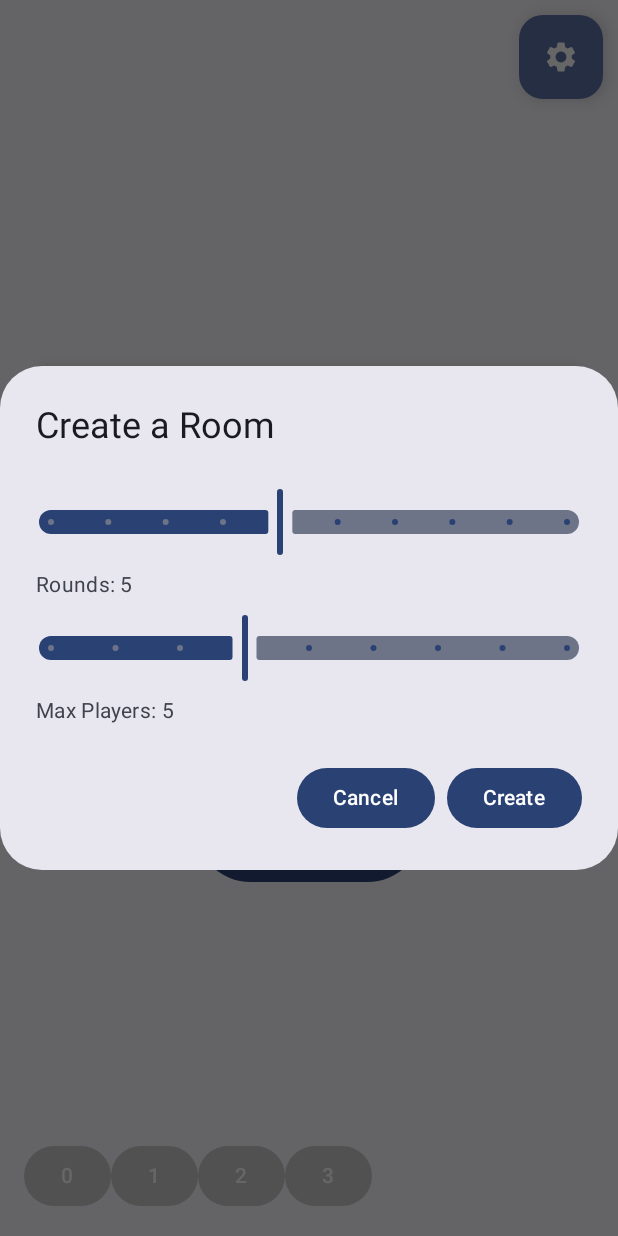
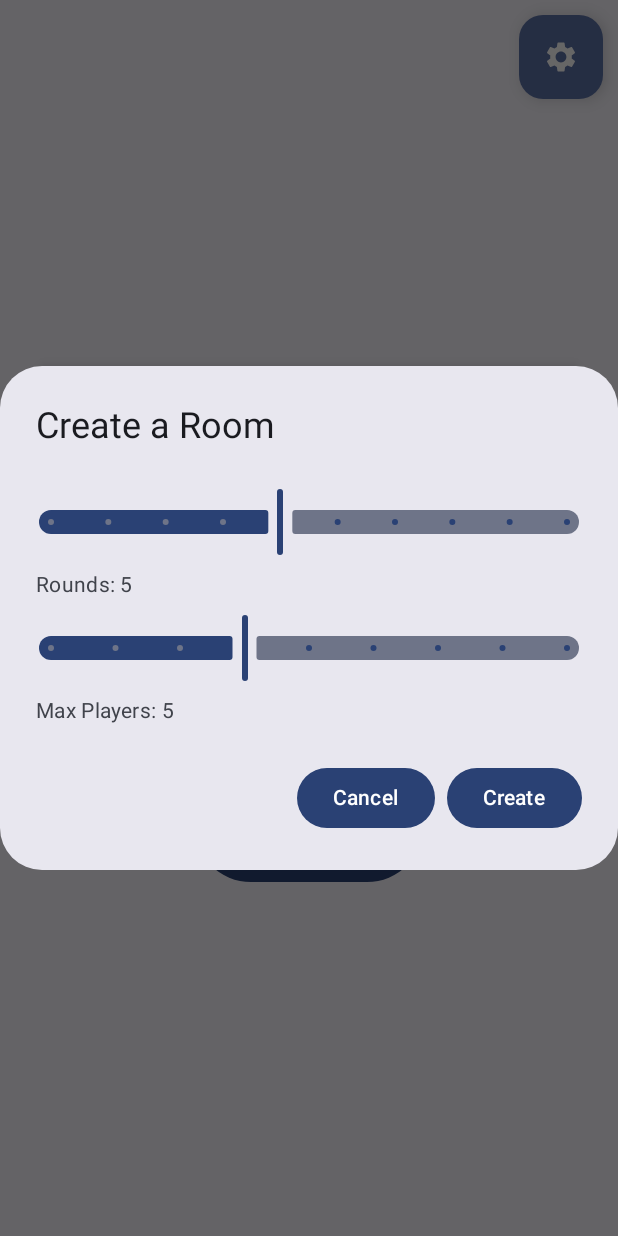
Before and after one commit to eccae/GroupChatTuringTest, an Android app built with Jetpack Compose: the screen it shows after launch (MainActivity), after a tap on "Create room", on a phone screen of 412 x 824 dp. Run offline under Robolectric (Android 15) with nearby library versions, the phone set to English and light mode, and no system bars; 1 other tap on this screen came first.

Commit message:
clean up - commented code

```diff
--- a/app/src/main/java/com/adrians/groupchatturing/MainActivity.kt
+++ b/app/src/main/java/com/adrians/groupchatturing/MainActivity.kt
@@ -65,7 +65,7 @@ class MainActivity : ComponentActivity() {
 fun MainView(mainViewModel: MainViewModel) {
     val state by mainViewModel.uiState.collectAsState()
 
-    val isDebugOn = true
+    val isDebugOn = false
     var isDebugViewsOn by remember { mutableStateOf(false) }
 
     when (state) {
@@ -115,7 +115,7 @@ fun MainView(mainViewModel: MainViewModel) {
             ) {
                 repeat(4) { index ->
                     Button(
-                        onClick = { mainViewModel.DEBUG_force_view(index) },
+                        onClick = { mainViewModel.debugForceView(index) },
                         shape = RoundedCornerShape(50),
                         colors = ButtonDefaults.buttonColors(containerColor = Color.LightGray)
                     ) {
--- a/app/src/main/java/com/adrians/groupchatturing/MenuComposables.kt
+++ b/app/src/main/java/com/adrians/groupchatturing/MenuComposables.kt
@@ -3,7 +3,6 @@ package com.adrians.groupchatturing
 import androidx.compose.foundation.layout.Arrangement
 import androidx.compose.foundation.layout.Box
 import androidx.compose.foundation.layout.Column
-import androidx.compose.foundation.layout.Row
 import androidx.compose.foundation.layout.Spacer
 import androidx.compose.foundation.layout.fillMaxSize
 import androidx.compose.foundation.layout.fillMaxWidth
@@ -14,12 +13,10 @@ import androidx.compose.foundation.shape.RoundedCornerShape
 import androidx.compose.foundation.text.KeyboardOptions
 import androidx.compose.material.icons.Icons
 import androidx.compose.material.icons.filled.AddCircleOutline
-import androidx.compose.material.icons.filled.DeveloperBoard
 import androidx.compose.material.icons.filled.DoubleArrow
 import androidx.compose.material.icons.filled.Settings
 import androidx.compose.material3.AlertDialog
 import androidx.compose.material3.Button
-import androidx.compose.material3.ButtonDefaults
 import androidx.compose.material3.FloatingActionButton
 import androidx.compose.material3.Icon
 import androidx.compose.material3.OutlinedTextField
@@ -58,7 +55,7 @@ fun MenuScreen(mainViewModel: MainViewModel)
             Column(
                 verticalArrangement = Arrangement.Center,
                 horizontalAlignment = Alignment.CenterHorizontally,
-                modifier = Modifier.align(Alignment.Center)//Modifier.fillMaxSize()
+                modifier = Modifier.align(Alignment.Center)
             )
             {
                 Text(
@@ -71,8 +68,8 @@ fun MenuScreen(mainViewModel: MainViewModel)
                     modifier = Modifier
                         .fillMaxWidth()
                         .padding(26.dp)
-                        .wrapContentHeight(align = Alignment.CenterVertically) // Center vertically
-                        .shadow(4.dp, shape = RoundedCornerShape(8.dp)) // Add a subtle shadow
+                        .wrapContentHeight(align = Alignment.CenterVertically)
+                        .shadow(4.dp, shape = RoundedCornerShape(8.dp))
                 )
                 CreateRoomButton(mainViewModel = mainViewModel)
                 JoinByCodeButton(mainViewModel = mainViewModel)
--- a/app/src/main/java/com/adrians/groupchatturing/Repository.kt
+++ b/app/src/main/java/com/adrians/groupchatturing/Repository.kt
@@ -47,7 +47,8 @@ class Repository {
     val getRoomData: MutableMap<String,Int>
         get() = roomData
 
-    private var lobbyIdFromUserInput = 0 //Holds lobby Id provided by user in join lobby operation
+    //Holds lobby Id provided by user in join lobby operation
+    private var lobbyIdFromUserInput = 0
 
     private var userName : String = ""
     val getUserName: String
@@ -247,7 +248,7 @@ class Repository {
         webSocketManager.registerEventListener(11) { json ->
             Log.d(TAG,"Handling event_11: $json")
             if(lobbyId == json.get("lobbyId").asInt) {
-                Log.d(TAG,"Handling event_6 1: $json") //Error parsing message: lateinit property chatMessages has not been initialized
+                Log.d(TAG,"Handling event_6 1: $json")
                 chatMessages.add(ChatMsg(json.get("chatMsg").asString,json.get("senderNickname").asString,json.get("senderId").asInt))
                 Log.d(TAG,"Handling event_6 2: $json")
                 CoroutineScope(Dispatchers.IO).launch { _events.emit(RepoEvent.NewChatMessage) }
--- a/app/src/main/java/com/adrians/groupchatturing/SummaryComposables.kt
+++ b/app/src/main/java/com/adrians/groupchatturing/SummaryComposables.kt
@@ -15,7 +15,6 @@ import androidx.compose.ui.Alignment
 import androidx.compose.ui.Modifier
 import androidx.compose.ui.graphics.vector.ImageVector
 import androidx.compose.ui.text.font.FontWeight
-import androidx.compose.ui.text.style.TextAlign
 import androidx.compose.ui.unit.dp
 import androidx.compose.ui.unit.sp
 
--- a/app/src/main/java/com/adrians/groupchatturing/WebSocketManager.kt
+++ b/app/src/main/java/com/adrians/groupchatturing/WebSocketManager.kt
@@ -52,7 +52,6 @@ class WebSocketManager {
             override fun onFailure(webSocket: WebSocket, t: Throwable, response: Response?) {
                 Log.d(TAG,"WebSocket error: ${t.message}")
                 isConnected = false
-//              eventListeners[-1]?.invoke(JsonParser.parseString("WebSocket error: ${t.message}").asJsonObject)
                 unregisterAllEventListeners()
             }
         })
@@ -99,7 +98,6 @@ class WebSocketManager {
 
     fun closeConnection() {
         if (::webSocket.isInitialized) {
-//            eventListeners[-1]?.invoke(json)
             webSocket.close(1000, "Client closing connection")
             isConnected = false
         }
```
Also changed, not shown: app/src/main/java/com/adrians/groupchatturing/ChatComposables.kt (+0 -10 lines), app/src/main/java/com/adrians/groupchatturing/LobbyComposables.kt (+4 -28 lines), app/src/main/java/com/adrians/groupchatturing/MainViewModel.kt (+1 -6 lines).
